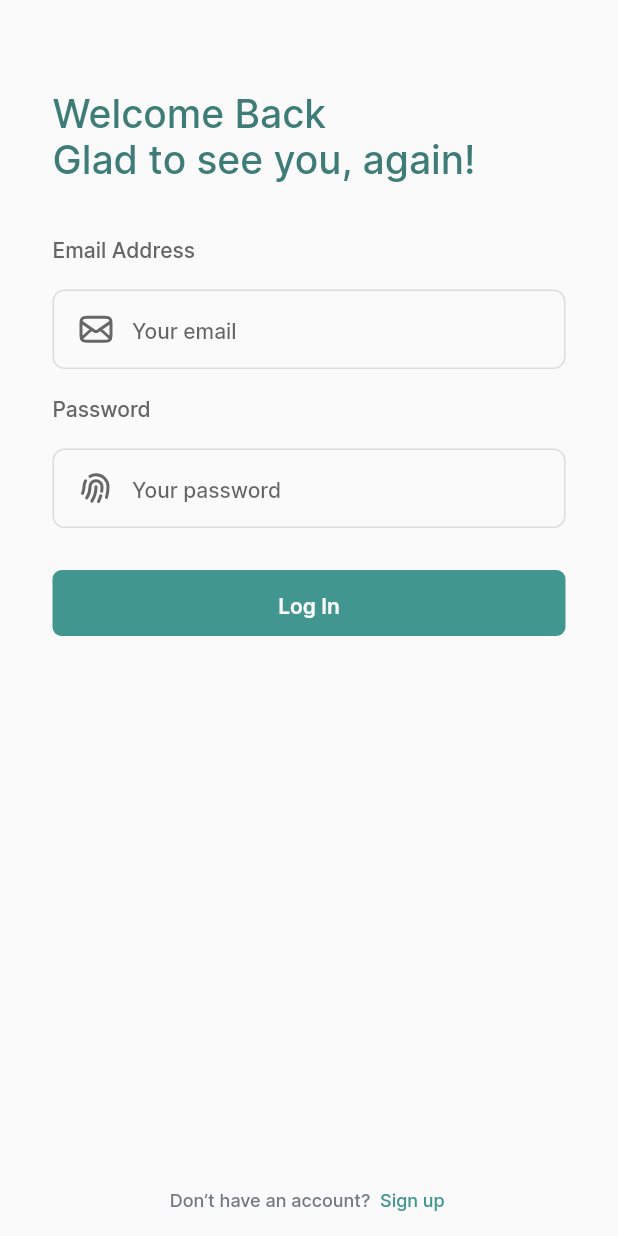
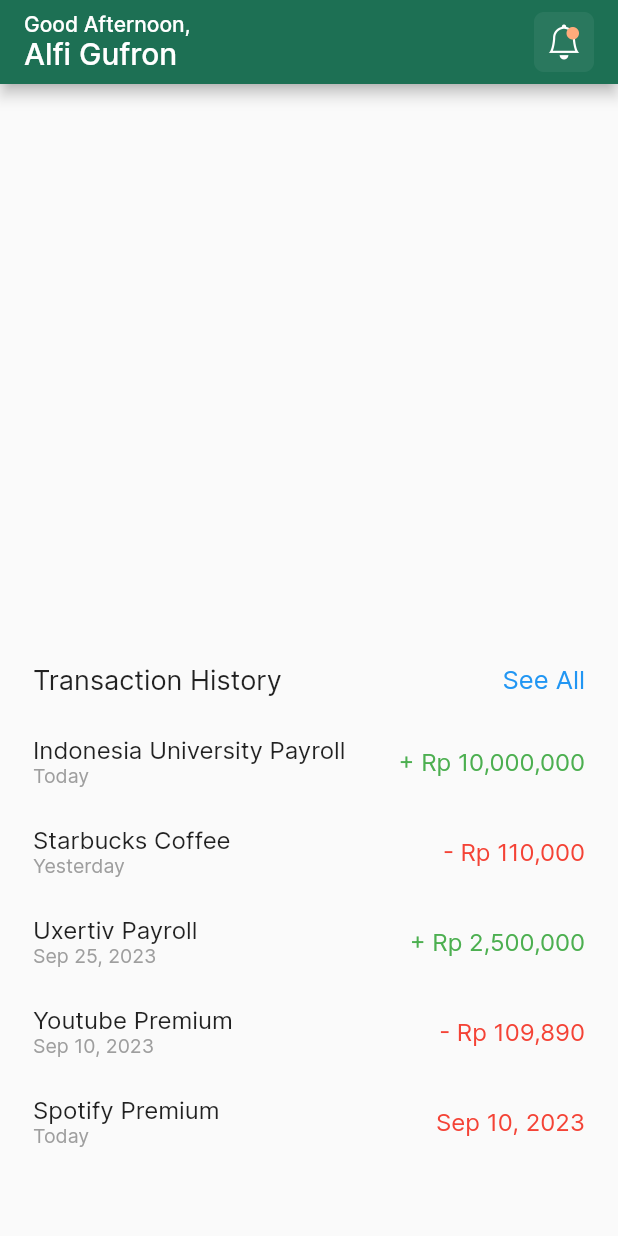
Before and after one commit to alfigufron/mono-app-mobile, a Flutter app: the LoginScreen screen opened by its route, after a tap on "Log In", on a phone screen of 412 x 824 dp. Run offline on Flutter 3.47's test engine with Material 2 defaults, Android fonts, the light colour scheme and no system bars; drawn by our look-alikes of loader_overlay; our stand-ins replace flutter_modular, flutter_svg.

Commit message:
feat: create home screen

```diff
--- a/lib/routes/route.dart
+++ b/lib/routes/route.dart
@@ -15,5 +15,6 @@ class AppRoutes extends Module {
     r.child('/boarding', child: (context) => const BoardingScreen());
     r.child('/auth/login', child: (context) => const LoginScreen());
     r.child('/auth/register', child: (context) => const RegisterScreen());
+    r.child('/home', child: (context) => const HomeScreen());
   }
 }
--- /dev/null
+++ b/lib/screens/home/screen.dart
@@ -0,0 +1,201 @@
+part of '../screen.dart';
+
+class HomeScreen extends StatefulWidget {
+  const HomeScreen({super.key});
+
+  @override
+  State<HomeScreen> createState() => _HomeScreenState();
+}
+
+class _HomeScreenState extends State<HomeScreen> {
+  @override
+  Widget build(BuildContext context) {
+    return Scaffold(
+      appBar: AppBar(
+        backgroundColor: Color.fromARGB(255, 29, 112, 84),
+        title: Row(
+          mainAxisAlignment: MainAxisAlignment.spaceBetween,
+          children: [
+            Column(
+              crossAxisAlignment: CrossAxisAlignment.start,
+              children: [
+                Text(
+                  'Good Afternoon,',
+                  style: TextStyle(fontSize: 14),
+                ),
+                Text(
+                  'Alfi Gufron',
+                  style: TextStyle(fontSize: 20),
+                ),
+              ],
+            ),
+            Container(
+              child: Image.asset(
+                'assets/images/notif.png',
+                width: 40,
+                height: 40,
+              ),
+            ),
+          ],
+        ),
+      ),
+      body: Container(
+        margin: EdgeInsets.fromLTRB(22, 387, 22, 0),
+        child: Column(
+          children: [
+            Row(
+              mainAxisAlignment: MainAxisAlignment.spaceBetween,
+              children: [
+                Text(
+                  'Transaction History',
+                  style: TextStyle(fontSize: 18),
+                ),
+                InkWell(
+                  onTap: () {},
+                  child: Text(
+                    'See All',
+                    style: TextStyle(fontSize: 17, color: Colors.blue),
+                  ),
+                )
+              ],
+            ),
+            SizedBox(height: 25),
+            Column(
+              children: [
+                Row(
+                  mainAxisAlignment: MainAxisAlignment.spaceBetween,
+                  children: [
+                    Column(
+                      crossAxisAlignment: CrossAxisAlignment.start,
+                      children: [
+                        Text(
+                          'Indonesia University Payroll',
+                          style: TextStyle(fontSize: 16),
+                        ),
+                        Text(
+                          'Today',
+                          style: TextStyle(fontSize: 13, color: Colors.grey),
+                        ),
+                      ],
+                    ),
+                    SizedBox(width: 16),
+                    Text(
+                      '+ Rp 10,000,000',
+                      style: TextStyle(fontSize: 16, color: Colors.green),
+                    ),
+                  ],
+                ),
+                SizedBox(
+                  height: 25,
+                ),
+                Row(
+                  mainAxisAlignment: MainAxisAlignment.spaceBetween,
+                  children: [
+                    Column(
+                      crossAxisAlignment: CrossAxisAlignment.start,
+                      children: [
+                        Text(
+                          'Starbucks Coffee',
+                          style: TextStyle(fontSize: 16),
+                        ),
+                        Text(
+                          'Yesterday',
+                          style: TextStyle(fontSize: 13, color: Colors.grey),
+                        ),
+                      ],
+                    ),
+                    Text(
+                      '- Rp 110,000',
+                      style: TextStyle(fontSize: 16, color: Colors.red),
+                    ),
+                  ],
+                ),
+                SizedBox(
+                  height: 25,
+                ),
+                Row(
+                  mainAxisAlignment: MainAxisAlignment.spaceBetween,
+                  children: [
+                    Column(
+                      crossAxisAlignment: CrossAxisAlignment.start,
+                      children: [
+                        Text(
+                          'Uxertiv Payroll',
+                          style: TextStyle(fontSize: 16),
+                        ),
+                        Text(
+                          'Sep 25, 2023',
+                          style: TextStyle(fontSize: 13, color: Colors.grey),
+                        ),
+                      ],
+                    ),
+                    SizedBox(width: 16),
+                    Text(
+                      '+ Rp 2,500,000',
+                      style: TextStyle(fontSize: 16, color: Colors.green),
+                    ),
+                  ],
+                ),
+                SizedBox(
+                  height: 25,
+                ),
+                Row(
+                  mainAxisAlignment: MainAxisAlignment.spaceBetween,
+                  children: [
+                    Column(
+                      crossAxisAlignment: CrossAxisAlignment.start,
+                      children: [
+                        Text(
+                          'Youtube Premium',
+                          style: TextStyle(fontSize: 16),
+                        ),
+                        Text(
+                          'Sep 10, 2023',
+                          style: TextStyle(fontSize: 13, color: Colors.grey),
+                        ),
+                      ],
+                    ),
+                    SizedBox(width: 16),
+                    Text(
+                      '- Rp 109,890',
+                      style: TextStyle(fontSize: 16, color: Colors.red),
+                    ),
+                  ],
+                ),
+                SizedBox(
+                  height: 25,
+                ),
+                Row(
+                  mainAxisAlignment: MainAxisAlignment.spaceBetween,
+                  children: [
+                    Column(
+                      crossAxisAlignment: CrossAxisAlignment.start,
+                      children: [
+                        Text(
+                          'Spotify Premium',
+                          style: TextStyle(fontSize: 16),
+                        ),
+                        Text(
+                          'Today',
+                          style: TextStyle(fontSize: 13, color: Colors.grey),
+                        ),
+                      ],
+                    ),
+                    SizedBox(width: 16),
+                    Text(
+                      'Sep 10, 2023',
+                      style: TextStyle(
+                        fontSize: 16,
+                        color: Colors.red,
+                      ),
+                    ),
+                  ],
+                ),
+              ],
+            ),
+          ],
+        ),
+      ),
+    );
+  }
+}
--- a/lib/screens/login/screen.dart
+++ b/lib/screens/login/screen.dart
@@ -98,7 +98,7 @@ class FormLogin extends StatelessWidget {
       SizedBox(
         width: double.infinity,
         child: TextButton(
-          onPressed: () => print('login'),
+          onPressed: () => Modular.to.navigate('/home'),
           style: appTextButtonStyle.merge(
             ButtonStyle(
               foregroundColor: MaterialStateProperty.all(kWhiteColor),
--- a/lib/screens/screen.dart
+++ b/lib/screens/screen.dart
@@ -13,3 +13,4 @@ part 'splash_screen/screen.dart';
 part 'boarding/screen.dart';
 part 'login/screen.dart';
 part 'register/screen.dart';
+part 'home/screen.dart';
--- a/pubspec.yaml
+++ b/pubspec.yaml
@@ -19,7 +19,7 @@ publish_to: "none" # Remove this line if you wish to publish to pub.dev
 version: 1.0.0+1
 
 environment:
-  sdk: ">=3.1.3 <4.0.0"
+  sdk: ">=3.1.0 <4.0.0"
 
 # Dependencies specify other packages that your package needs in order to work.
 # To automatically upgrade your package dependencies to the latest versions
```
Also changed, not shown: assets/images/notif.png (added), pubspec.lock.
